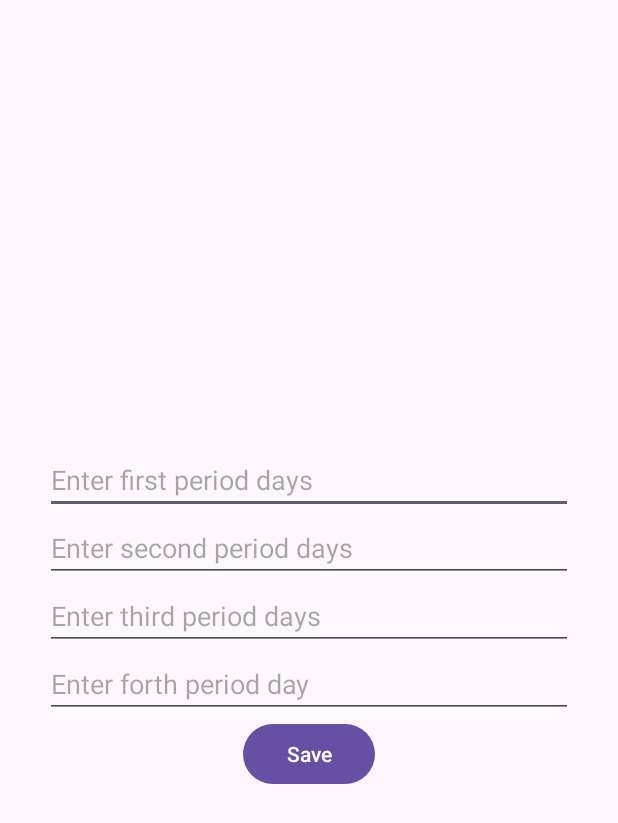
After one commit to PAPPURAJ/AWD, an Android app: the Setting screen opened directly, with no data from a screen before it, on a phone screen of 412 x 824 dp. The commit adds this screen. Shown: the top 823 px of the screen. Run offline under Robolectric (Android 15) with nearby library versions, the phone set to English and light mode, and no system bars; our stand-ins replace Firebase (no records; nobody signed in at launch, a user with empty details on screens opened directly).

Commit message:
Setting added

```diff
--- a/app/src/main/AndroidManifest.xml
+++ b/app/src/main/AndroidManifest.xml
@@ -13,6 +13,9 @@
         android:theme="@style/Theme.FieldWater"
         tools:targetApi="31">
         <activity
+            android:name=".Setting"
+            android:exported="false" />
+        <activity
             android:name=".GraphActivity"
             android:exported="false" />
         <activity
--- a/app/src/main/java/com/example/fieldwater/GraphActivity.java
+++ b/app/src/main/java/com/example/fieldwater/GraphActivity.java
@@ -6,6 +6,8 @@ import androidx.appcompat.app.AppCompatActivity;
 
 import android.os.Bundle;
 import android.util.Log;
+import android.view.Menu;
+import android.view.MenuInflater;
 
 import com.google.firebase.database.ChildEventListener;
 import com.google.firebase.database.DataSnapshot;
@@ -90,6 +92,10 @@ public class GraphActivity extends AppCompatActivity {
             public void onCancelled(@NonNull DatabaseError error) {
 
             }
+
         });
+
     }
+
+
 }
--- a/app/src/main/java/com/example/fieldwater/MainActivity.java
+++ b/app/src/main/java/com/example/fieldwater/MainActivity.java
@@ -76,4 +76,8 @@ public class MainActivity extends AppCompatActivity {
     public void gotoGraphClick(View view) {
         startActivity(new Intent(this,GraphActivity.class));
     }
+
+    public void gotoSetting(View view) {
+        startActivity(new Intent(this,Setting.class));
+    }
 }
--- /dev/null
+++ b/app/src/main/java/com/example/fieldwater/Setting.java
@@ -0,0 +1,50 @@
+package com.example.fieldwater;
+
+import androidx.appcompat.app.AppCompatActivity;
+
+import android.annotation.SuppressLint;
+import android.os.Bundle;
+import android.view.View;
+import android.widget.EditText;
+import android.widget.Toast;
+
+import com.google.firebase.database.DatabaseReference;
+import com.google.firebase.database.FirebaseDatabase;
+
+public class Setting extends AppCompatActivity {
+    private DatabaseReference databaseReference= FirebaseDatabase.getInstance().getReference();
+
+    private EditText d1,d2,d3,d4;
+    @SuppressLint("MissingInflatedId")
+    @Override
+    protected void onCreate(Bundle savedInstanceState) {
+        super.onCreate(savedInstanceState);
+        setContentView(R.layout.activity_setting);
+        d1=findViewById(R.id.date1Et);
+        d2=findViewById(R.id.date2Et);
+        d3=findViewById(R.id.date3Et);
+        d4=findViewById(R.id.date4Et);
+    }
+
+    public void saveDayClick(View view) {
+        int dd1,dd2,dd3,dd4;
+        dd1=dd2=dd3=dd4=0;
+
+        try {
+
+            dd1=Integer.parseInt(d1.getText().toString());
+            dd2=Integer.parseInt(d2.getText().toString());
+            dd3=Integer.parseInt(d3.getText().toString());
+            dd4=Integer.parseInt(d4.getText().toString());
+            databaseReference.child("Setting").setValue(dd1+"-"+dd2+"-"+dd3+"-"+dd4).addOnSuccessListener(runnable -> {
+                Toast.makeText(getApplicationContext(),"Data added!",Toast.LENGTH_SHORT).show();
+            });
+        }catch (Exception e){
+            Toast.makeText(getApplicationContext(),"Invalid data!",Toast.LENGTH_SHORT).show();
+        }
+
+
+
+
+    }
+}
--- /dev/null
+++ b/app/src/main/res/layout/activity_setting.xml
@@ -0,0 +1,47 @@
+<?xml version="1.0" encoding="utf-8"?>
+<LinearLayout xmlns:android="http://schemas.android.com/apk/res/android"
+    xmlns:app="http://schemas.android.com/apk/res-auto"
+    xmlns:tools="http://schemas.android.com/tools"
+    android:layout_width="match_parent"
+    android:layout_height="match_parent"
+    android:orientation="vertical"
+    android:layout_margin="30dp"
+    android:gravity="center"
+    tools:context=".Setting">
+
+    <EditText
+        android:id="@+id/date1Et"
+        android:layout_width="match_parent"
+        android:layout_height="wrap_content"
+        android:inputType="numberDecimal"
+        android:hint="Enter first period days"/>
+    <EditText
+        android:id="@+id/date2Et"
+        android:layout_width="match_parent"
+        android:layout_height="wrap_content"
+        android:inputType="numberDecimal"
+        android:hint="Enter second period days"/>
+    <EditText
+        android:id="@+id/date3Et"
+        android:layout_width="match_parent"
+        android:layout_height="wrap_content"
+        android:inputType="numberDecimal"
+        android:hint="Enter third period days"/>
+    <EditText
+        android:id="@+id/date4Et"
+        android:layout_width="match_parent"
+        android:layout_height="wrap_content"
+        android:inputType="numberDecimal"
+        android:hint="Enter forth period day"/>
+
+    <Button
+        android:layout_width="wrap_content"
+        android:layout_height="wrap_content"
+        android:inputType="numberDecimal"
+        android:text="Save"
+        android:onClick="saveDayClick"/>
+
+
+
+
+</LinearLayout>
--- a/gradle.properties
+++ b/gradle.properties
@@ -15,6 +15,7 @@ org.gradle.jvmargs=-Xmx2048m -Dfile.encoding=UTF-8
 # Android operating system, and which are packaged with your app's APK
 # https://developer.android.com/topic/libraries/support-library/androidx-rn
 android.useAndroidX=true
+android.enableJetifier=true
 # Enables namespacing of each library's R class so that its R class includes only the
 # resources declared in the library itself and none from the library's dependencies,
 # thereby reducing the size of the R class for that library
```
Also changed, not shown: app/src/main/res/layout/activity_main.xml (+9 -0 lines).
